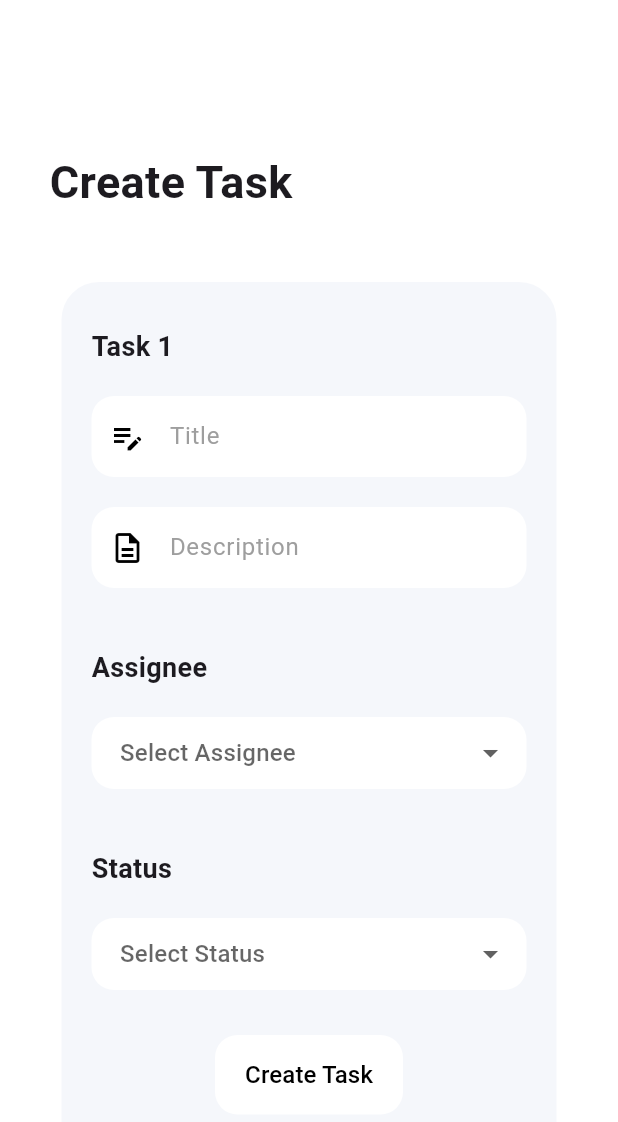
After one commit to Moazzamkhan19/Shigoto, a Flutter app: the CreateTaskScreen screen opened by its route, on a phone screen of 412 x 824 dp. The commit adds this screen. Shown: the top 1122 px of the screen. Run offline on Flutter 3.47's test engine with Material 3 defaults, Android fonts, the phone set to English and light mode, and no system bars.

Commit message:
Resolve conflicts in main.dart and add CreateTaskScreen (Naveed)

```diff
--- /dev/null
+++ b/lib/Components/MyDropDownFIeld.dart
@@ -0,0 +1,64 @@
+import 'package:flutter/material.dart';
+
+class MyDropdownField extends StatelessWidget {
+  final String? value;
+  final Map<String, dynamic> itemDisplay;
+  final String hint;
+  final ValueChanged<String?> onChanged;
+
+  const MyDropdownField({
+    super.key,
+    this.value,
+    required this.itemDisplay,
+    required this.hint,
+    required this.onChanged,
+  });
+
+  @override
+  Widget build(BuildContext context) {
+    // Extract items from map keys
+    final items = itemDisplay.keys.toList();
+
+    return DropdownButtonFormField<String>(
+      value: value,
+      hint: Text(hint),
+      isExpanded: true,
+      decoration: InputDecoration(
+        filled: true,
+        fillColor: Colors.white,
+        contentPadding: const EdgeInsets.symmetric(vertical: 12, horizontal: 15),
+        border: OutlineInputBorder(
+          borderRadius: BorderRadius.circular(15),
+          borderSide: BorderSide.none,
+        ),
+      ),
+      items: items.map((item) {
+        return DropdownMenuItem<String>(
+          value: item,
+          child: Row(
+            children: [
+              _buildIcon(itemDisplay[item]),
+              SizedBox(width: 12),
+              Expanded(child: Text(item, overflow: TextOverflow.ellipsis)),
+            ],
+          ),
+        );
+      }).toList(),
+      onChanged: onChanged,
+      menuMaxHeight: 300,
+    );
+  }
+
+  Widget _buildIcon(dynamic displayItem) {
+    if (displayItem is IconData) {
+      return Icon(displayItem, size: 24, color: Colors.black);
+    } else if (displayItem is String) {
+      return CircleAvatar(
+        radius: 18,
+        backgroundImage: AssetImage(displayItem),
+        backgroundColor: Colors.grey[200],
+      );
+    }
+    return SizedBox.shrink();
+  }
+}
--- /dev/null
+++ b/lib/Components/MyTextFields.dart
@@ -0,0 +1,41 @@
+import 'package:flutter/material.dart';
+
+class Mytextfields extends StatelessWidget {
+  final String label;
+  final TextEditingController? controller;
+  final IconData? icon;
+
+  const Mytextfields({
+    super.key,
+    required this.label,
+    this.controller,
+    this.icon,
+  });
+
+  @override
+  Widget build(BuildContext context) {
+    return TextField(
+      controller: controller,
+      decoration: InputDecoration(
+        labelText: label,
+        labelStyle: TextStyle(
+          color: Colors.grey,
+          fontWeight: FontWeight.normal,
+        ),
+        floatingLabelStyle: TextStyle(
+          color: Colors.black,
+          fontWeight: FontWeight.bold,
+        ),
+        prefixIcon: icon != null ? Icon(icon) : null,
+        prefixIconColor: Colors.black,
+        filled: true,
+        fillColor: Colors.white,
+        contentPadding: const EdgeInsets.symmetric(vertical: 15, horizontal: 20),
+        border: OutlineInputBorder(
+          borderRadius: BorderRadius.circular(15),
+          borderSide: BorderSide.none,
+        ),
+      ),
+    );
+  }
+}
--- a/lib/View/LoginScreen.dart
+++ b/lib/View/LoginScreen.dart
@@ -8,7 +8,8 @@ class Loginscreen extends StatefulWidget {
 
 class _LoginscreenState extends State<Loginscreen> {
   @override
-  Widget build(BuildContext context) {return Scaffold(
+  Widget build(BuildContext context) {
+    return Scaffold(
     backgroundColor: const Color(0xFF4169E1), // Royal Blue background
     body: Center(
       child: Padding(
--- /dev/null
+++ b/lib/View/createTaskScreen.dart
@@ -0,0 +1,150 @@
+import 'package:flutter/material.dart';
+import 'package:shigoto/Components/MyDropDownFIeld.dart';
+import 'package:shigoto/Components/MyTextFields.dart';
+
+class CreateTaskScreen extends StatefulWidget {
+  @override
+  _CreateTaskScreenState createState() => _CreateTaskScreenState();
+}
+
+class _CreateTaskScreenState extends State<CreateTaskScreen> {
+  final titleController = TextEditingController();
+  final descController = TextEditingController();
+
+
+  final Map<String, dynamic> assigneeData = {
+    "All": Icons.people_outline,
+    "Naveed": "assets/images/naveed.png",
+    "Moazzam": "assets/images/moazzam.png",
+    "Huzaifa": "assets/images/huzaifa.png",
+  };
+  String? selectedAssignee;
+
+  final Map<String, IconData> statusData = {
+    "Pending": Icons.hourglass_bottom_outlined,
+    "In Progress": Icons.update_outlined,
+    "Completed": Icons.check_circle_outline,
+  };
+  String? selectedStatus;
+
+  @override
+  Widget build(BuildContext context) {
+    return Scaffold(
+      backgroundColor: Colors.white,
+      body: Column(
+        crossAxisAlignment: CrossAxisAlignment.start,
+        children: [
+          SizedBox(height: 100),
+          Padding(
+            padding: const EdgeInsets.only(left: 33),
+            child: Text(
+              "Create Task",
+              style: TextStyle(
+                fontWeight: FontWeight.bold,
+                fontSize: 30,
+              ),
+            ),
+          ),
+          SizedBox(height: 45),
+          Center(
+            child: Container(
+              height: 600,
+              width: 330,
+              decoration: BoxDecoration(
+                color: const Color(0xFFF5F7FB),
+                borderRadius: BorderRadius.circular(25),
+              ),
+              padding: EdgeInsets.symmetric(horizontal: 20, vertical: 15),
+              child: Column(
+                crossAxisAlignment: CrossAxisAlignment.start,
+                children: [
+                  SizedBox(height: 15),
+                  Text(
+                    'Task 1',
+                    style: TextStyle(fontSize: 18, fontWeight: FontWeight.bold),
+                  ),
+                  SizedBox(height: 20),
+                  Mytextfields(
+                    label: "Title",
+                    controller: titleController,
+                    icon: Icons.edit_note_outlined,
+                  ),
+                  SizedBox(height: 20),
+                  Mytextfields(
+                    label: "Description",
+                    controller: descController,
+                    icon: Icons.description_outlined,
+                  ),
+                  SizedBox(height: 40),
+                  Text(
+                    'Assignee',
+                    style: TextStyle(fontSize: 18, fontWeight: FontWeight.bold),
+                  ),
+                  SizedBox(height: 20),
+                  MyDropdownField(
+                    value: selectedAssignee,
+                    hint: "Select Assignee",
+                    itemDisplay: assigneeData,
+                    onChanged: (val) {
+                      setState(() {
+                        selectedAssignee = val;
+                      });
+                    },
+                  ),
+                  SizedBox(height: 40),
+                  Text(
+                    'Status',
+                    style: TextStyle(fontSize: 18, fontWeight: FontWeight.bold),
+                  ),
+                  SizedBox(height: 20),
+                  MyDropdownField(
+                    value: selectedStatus,
+                    hint: "Select Status",
+                    itemDisplay: statusData,
+                    onChanged: (val) {
+                      setState(() {
+                        selectedStatus = val;
+                      });
+                    },
+                  ),
+                  SizedBox(height: 30,),
+
+                  Center(
+                    child: ElevatedButton(
+                      onPressed: () {
+                      },
+                      style: ElevatedButton.styleFrom(
+                        backgroundColor: Colors.white,
+                        foregroundColor: Colors.black,
+                        padding: EdgeInsets.symmetric(vertical: 15, horizontal: 20),
+                        shape: RoundedRectangleBorder(
+                          borderRadius: BorderRadius.circular(15),
+                        ),
+                        elevation: 0,
+                      ),
+                      child: Text(
+                        'Create Task',
+                        style: TextStyle(
+                          fontSize: 16,
+                        ),
+                      ),
+                    )
+                  )
+
+                ],
+              ),
+            ),
+          ),
+
+        ],
+      ),
+    );
+  }
+
+  @override
+  void dispose() {
+    titleController.dispose();
+    descController.dispose();
+    super.dispose();
+  }
+}
--- a/lib/View/testscreen.dart
+++ /dev/null
@@ -1,10 +0,0 @@
-import 'package:flutter/material.dart';
-
-class testScre extends StatelessWidget {
-  const testScre({super.key});
-
-  @override
-  Widget build(BuildContext context) {
-    return const Placeholder();
-  }
-}
--- a/lib/View/main.dart
+++ b/lib/main.dart
@@ -1,8 +1,9 @@
 import 'package:flutter/material.dart';
-import 'package:shigoto/View/ProjectBoardScreen.dart';
 import 'package:shigoto/View/SplashScreen.dart';
+import 'package:shigoto/View/createTaskScreen.dart';
 import 'package:shigoto/View/LoginScreen.dart';
 import 'package:shigoto/View/DashboardScreen.dart';
+import 'package:shigoto/View/ProjectBoardScreen.dart';
 
 void main() {
   runApp(const MyApp());
@@ -15,15 +16,13 @@ class MyApp extends StatelessWidget {
   Widget build(BuildContext context) {
     return MaterialApp(
       debugShowCheckedModeBanner: false,
-     home: const SplashScreen(),
+      home: const SplashScreen(), // start normally
       routes: {
         '/login': (context) => const Loginscreen(),
         '/Dashboard': (context) => const Dashboardscreen(),
-        '/ProjectBoard':(context)=>const Projectboardscreen(),
-      }
-      /*home: const Loginscreen(),*/
-      /* home: const Dashboardscreen(),*/
-
+        '/ProjectBoard': (context) => const Projectboardscreen(),
+        '/CreateTask': (context) => CreateTaskScreen(), // added route
+      },
     );
   }
 }
```
Also changed, not shown: pubspec.yaml (+6 -6 lines), assets/images/huzaifa.png (added), assets/images/moazzam.png (added), assets/images/naveed.png (added), 1 other file.
